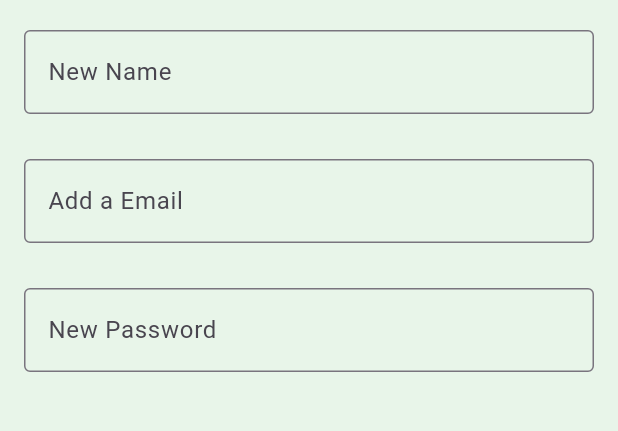
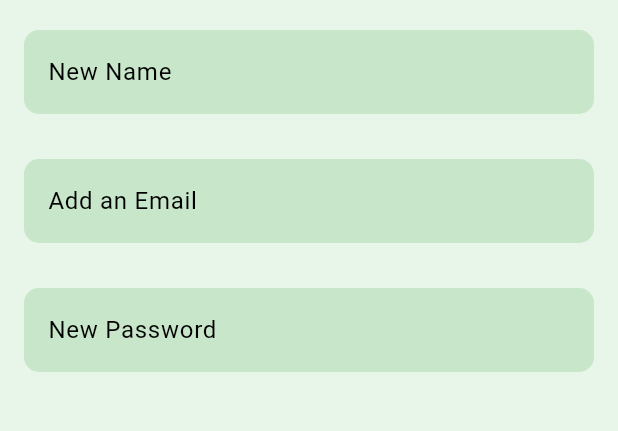
Before and after one commit to saarujan-ui/flutter_project, a Flutter app: the ProfileScreen screen opened directly with empty values, on a phone screen of 412 x 824 dp, the part 378-809 px from its top. Run offline on Flutter 3.47's test engine with Material 3 defaults, Android fonts, the phone set to English and light mode, and no system bars.

Commit message:
edit user profile colors

```diff
--- a/lib/profile_screen.dart
+++ b/lib/profile_screen.dart
@@ -1,6 +1,5 @@
 import 'package:flutter/material.dart';
-import 'MyHomePage.dart';
-
+import 'MyHomePage.dart';  // Import your home screen
 import 'models/user.dart';  // Import the User model
 
 class ProfileScreen extends StatefulWidget {
@@ -50,6 +49,37 @@ class _ProfileScreenState extends State<ProfileScreen> {
     );
   }
 
+  Widget _gradientTextField({
+    required TextEditingController controller,
+    required String labelText,
+    bool obscureText = false,
+  }) {
+    return Container(
+      decoration: BoxDecoration(
+        gradient: LinearGradient(
+          colors: [Colors.green.shade100, Colors.green.shade100],
+          begin: Alignment.topLeft,
+          end: Alignment.bottomRight,
+        ),
+        borderRadius: BorderRadius.circular(10),
+      ),
+      child: TextField(
+        controller: controller,
+        obscureText: obscureText,
+        decoration: InputDecoration(
+          labelText: labelText,
+          labelStyle: TextStyle(color: Colors.black),
+          border: OutlineInputBorder(
+            borderRadius: BorderRadius.circular(10),
+            borderSide: BorderSide.none,
+          ),
+          filled: true,
+          fillColor: Colors.transparent,
+        ),
+      ),
+    );
+  }
+
   @override
   Widget build(BuildContext context) {
     return Scaffold(
@@ -72,33 +102,21 @@ class _ProfileScreenState extends State<ProfileScreen> {
               width: 240,
               height: 180,
             ),
-
             SizedBox(height: 20),
-            TextField(
+            _gradientTextField(
               controller: _nameController,
-              decoration: InputDecoration(
-                labelText: 'New Name',
-
-
-                border: OutlineInputBorder(),
-              ),
+              labelText: 'New Name',
             ),
             SizedBox(height: 30),
-            TextField(
+            _gradientTextField(
               controller: _emailController,
-              decoration: InputDecoration(
-                labelText: 'Add a Email',
-                border: OutlineInputBorder(),
-              ),
+              labelText: 'Add an Email',
             ),
             SizedBox(height: 30),
-            TextField(
+            _gradientTextField(
               controller: _passwordController,
+              labelText: 'New Password',
               obscureText: true,
-              decoration: InputDecoration(
-                labelText: 'New Password',
-                border: OutlineInputBorder(),
-              ),
             ),
           ],
         ),
```
